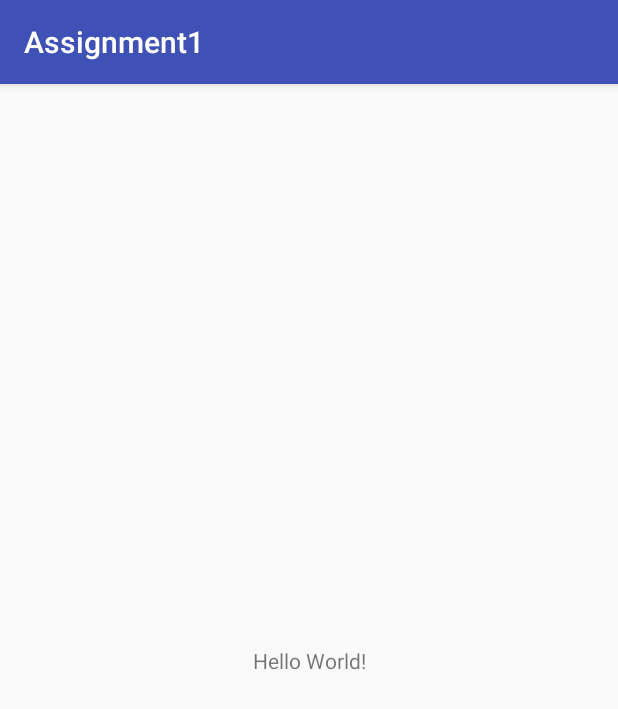
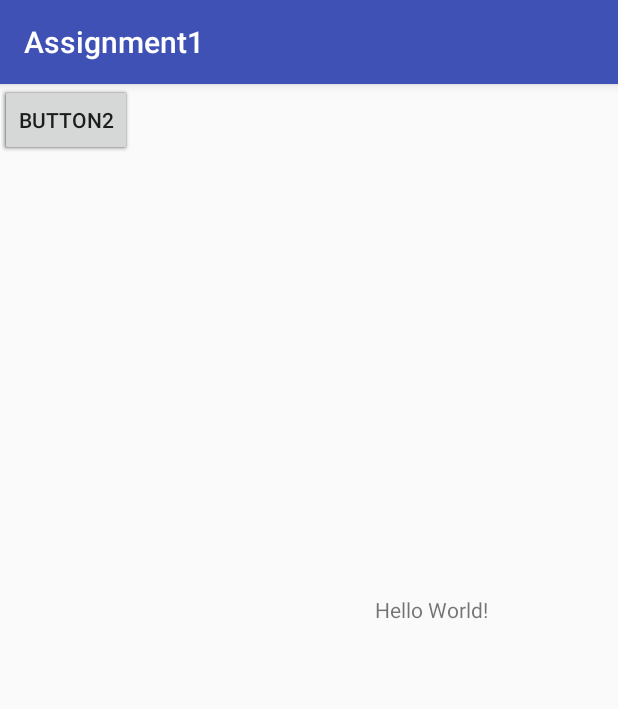
Before and after one commit to tebaker/CMPS121, an Android app: the screen it shows after launch (MainActivity), on a phone screen of 412 x 824 dp. Shown: the top 709 px of the screen. Run offline under Robolectric (Android 15) with nearby library versions, the phone set to English and light mode, and no system bars.

Commit message:
updating assignment 1

```diff
--- a/Assignment1/app/src/main/res/layout/activity_main.xml
+++ b/Assignment1/app/src/main/res/layout/activity_main.xml
@@ -11,8 +11,42 @@
         android:layout_height="wrap_content"
         android:text="Hello World!"
         app:layout_constraintBottom_toBottomOf="parent"
+        app:layout_constraintHorizontal_bias="0.743"
         app:layout_constraintLeft_toLeftOf="parent"
         app:layout_constraintRight_toRightOf="parent"
-        app:layout_constraintTop_toTopOf="parent" />
+        app:layout_constraintTop_toTopOf="parent"
+        app:layout_constraintVertical_bias="0.455" />
+
+    <Button
+        android:id="@+id/button1"
+        android:layout_width="wrap_content"
+        android:layout_height="wrap_content"
+        android:text="Button1"
+        tools:layout_editor_absoluteX="48dp"
+        tools:layout_editor_absoluteY="32dp" />
+
+    <Button
+        android:id="@+id/button4"
+        android:layout_width="wrap_content"
+        android:layout_height="wrap_content"
+        android:text="Button4"
+        tools:layout_editor_absoluteX="125dp"
+        tools:layout_editor_absoluteY="400dp" />
+
+    <Button
+        android:id="@+id/button3"
+        android:layout_width="wrap_content"
+        android:layout_height="wrap_content"
+        android:text="Button3"
+        tools:layout_editor_absoluteX="60dp"
+        tools:layout_editor_absoluteY="243dp" />
+
+    <Button
+        android:id="@+id/button2"
+        android:layout_width="wrap_content"
+        android:layout_height="wrap_content"
+        android:text="Button2"
+        tools:layout_editor_absoluteX="164dp"
+        tools:layout_editor_absoluteY="144dp" />
 
 </android.support.constraint.ConstraintLayout>
```
